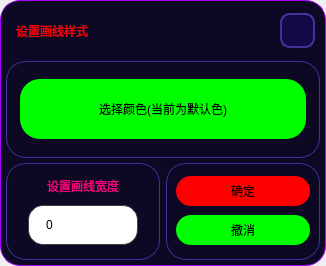
The window that UI/LineStyle_dark.ui (shiyindebcd/ProcessTrader) describes before a commit, drawn with Qt 5.
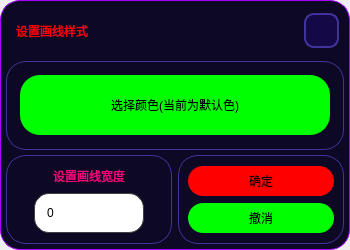
The same window after the commit. Icons and pictures are not drawn.

What changed in the file:
```diff
--- a/UI/LineStyle_dark.ui
+++ b/UI/LineStyle_dark.ui
@@ -6,10 +6,22 @@
    <rect>
     <x>0</x>
     <y>0</y>
-    <width>326</width>
-    <height>266</height>
+    <width>350</width>
+    <height>250</height>
    </rect>
   </property>
+  <property name="minimumSize">
+   <size>
+    <width>350</width>
+    <height>250</height>
+   </size>
+  </property>
+  <property name="maximumSize">
+   <size>
+    <width>350</width>
+    <height>250</height>
+   </size>
+  </property>
   <property name="windowTitle">
    <string>Form</string>
   </property>
@@ -358,8 +370,8 @@
                <string notr="true">QSpinBox {
     padding-top: 2px;
     padding-bottom: 2px;
-	padding-left: 15px;
-    padding-right: 10px;
+	padding-left: 10px;
+    padding-right: 15px;
     border: 1px solid rgb(64,64,64);
     border-radius: 15px;
 	color: rgb(0,0,0);
```
Left out of the diff: 4 changed lines with no effect on the pictures.
